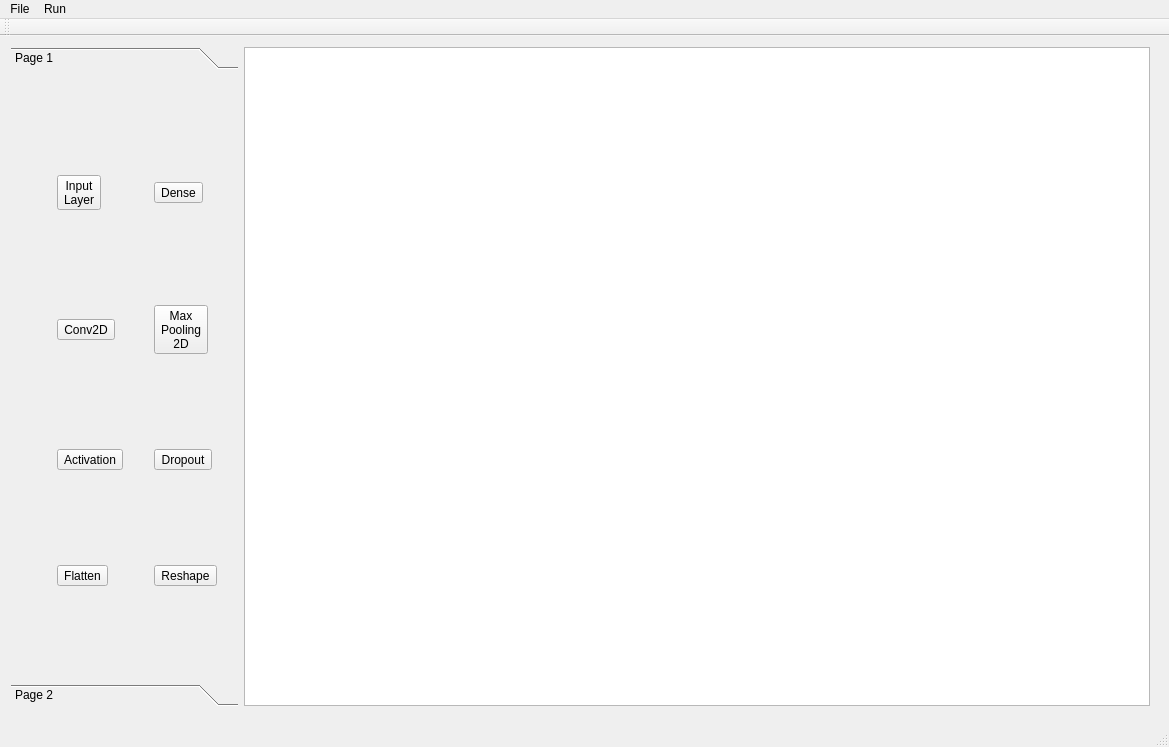
Before: the Qt Designer form app/mainwindow.ui in kelvin34501/alchimia_repo, drawn with Qt 5.
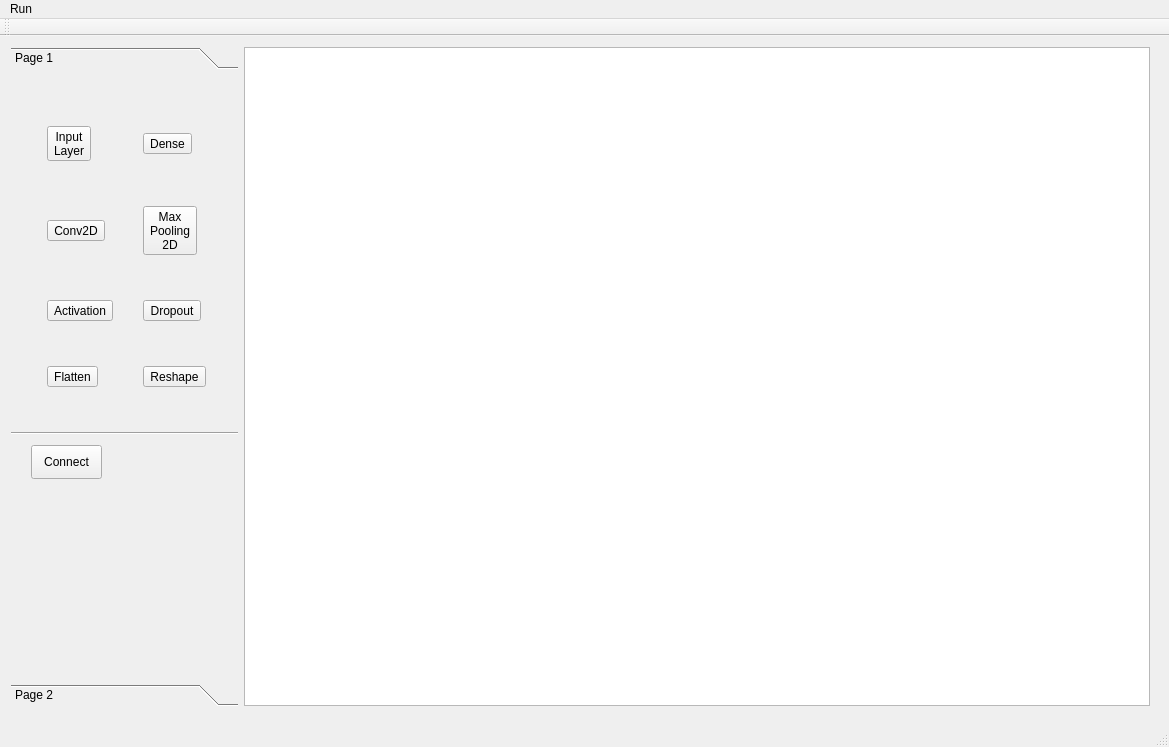
After: the same form once the commit is applied.

Commit message: Realize the use case ConnectParts

Diff of the .ui file:
```diff
--- a/app/mainwindow.ui
+++ b/app/mainwindow.ui
@@ -50,10 +50,10 @@
         <widget class="QWidget" name="gridLayoutWidget">
          <property name="geometry">
           <rect>
-           <x>10</x>
-           <y>0</y>
-           <width>233</width>
-           <height>611</height>
+           <x>1</x>
+           <y>1</y>
+           <width>231</width>
+           <height>361</height>
           </rect>
          </property>
          <layout class="QGridLayout" name="gridLayout">
@@ -166,6 +166,41 @@
           </item>
          </layout>
         </widget>
+        <widget class="Line" name="line">
+         <property name="geometry">
+          <rect>
+           <x>0</x>
+           <y>350</y>
+           <width>239</width>
+           <height>16</height>
+          </rect>
+         </property>
+         <property name="sizePolicy">
+          <sizepolicy hsizetype="Minimum" vsizetype="Fixed">
+           <horstretch>0</horstretch>
+           <verstretch>0</verstretch>
+          </sizepolicy>
+         </property>
+         <property name="orientation">
+          <enum>Qt::Horizontal</enum>
+         </property>
+        </widget>
+        <widget class="QToolButton" name="connectButton">
+         <property name="geometry">
+          <rect>
+           <x>20</x>
+           <y>370</y>
+           <width>71</width>
+           <height>34</height>
+          </rect>
+         </property>
+         <property name="text">
+          <string>Connect</string>
+         </property>
+         <property name="checkable">
+          <bool>true</bool>
+         </property>
+        </widget>
        </widget>
        <widget class="QWidget" name="page_2">
         <property name="geometry">
@@ -207,21 +242,12 @@
      <height>30</height>
     </rect>
    </property>
-   <widget class="QMenu" name="menuFile">
-    <property name="title">
-     <string>File</string>
-    </property>
-    <addaction name="actionNew_Project"/>
-    <addaction name="actionOpen_Project"/>
-    <addaction name="actionSave_Project"/>
-   </widget>
    <widget class="QMenu" name="menuRun">
     <property name="title">
      <string>Run</string>
     </property>
     <addaction name="actionCompile"/>
    </widget>
-   <addaction name="menuFile"/>
    <addaction name="menuRun"/>
   </widget>
   <widget class="QStatusBar" name="statusBar"/>
```
Left out of the diff: 64 changed lines with no effect on the pictures. The commit also changes 6 other files.
